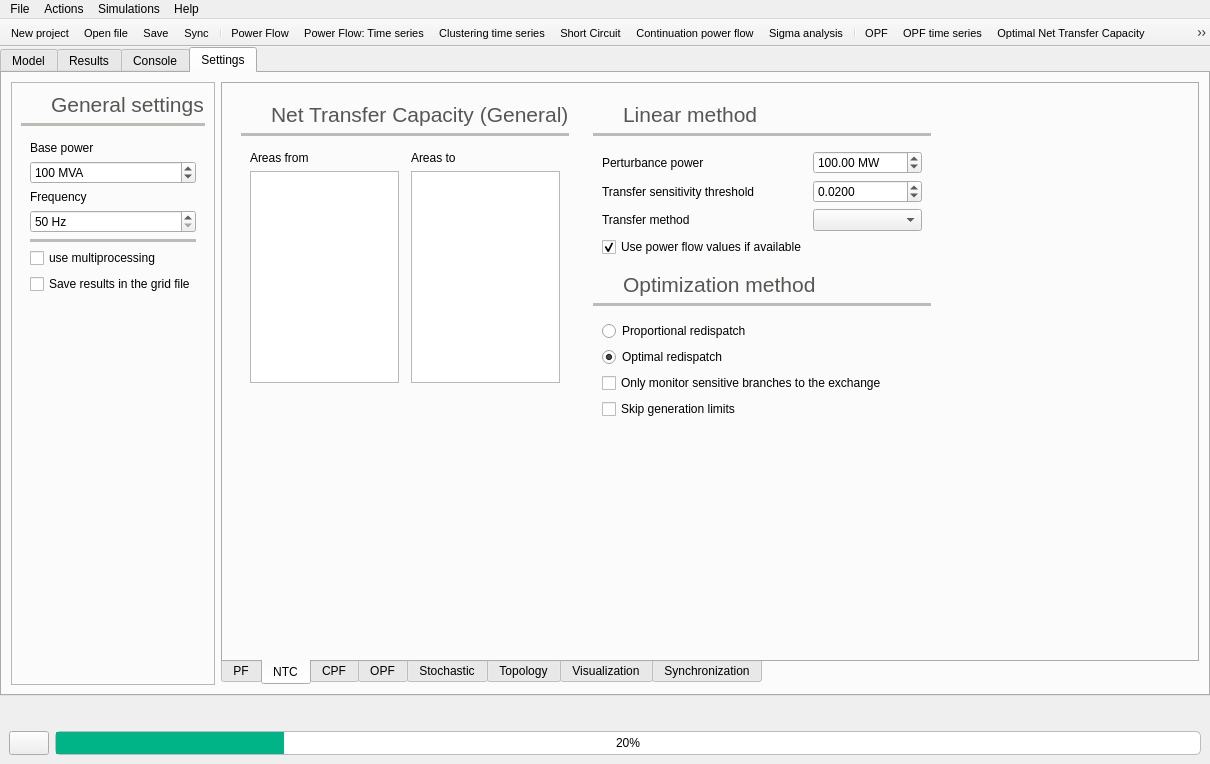
SanPen/GridCal, file src/GridCal/Gui/Main/MainWindow.ui: the form before one commit.
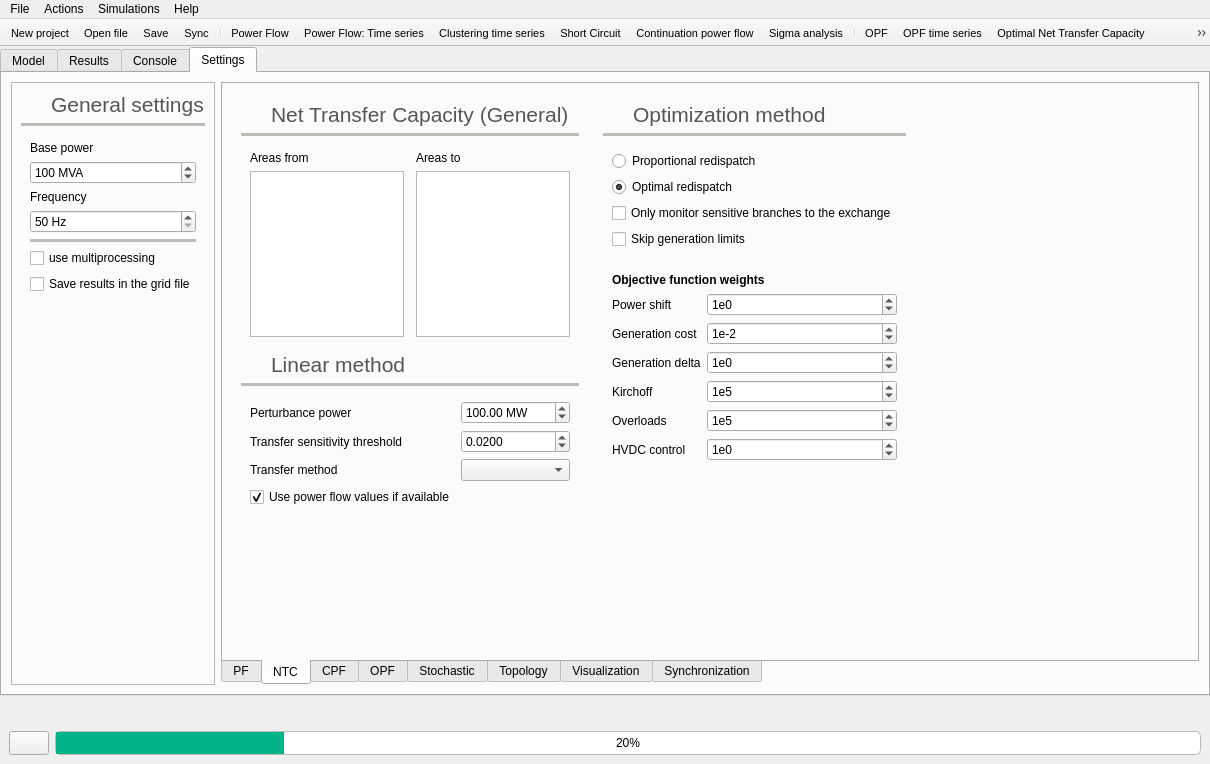
The form after the commit. The open tabs and pages were chosen to show the change. Icons and pictures are not drawn.

Commit message: Added NTC-OPF weights in the settings and the GUI

```diff
--- a/src/GridCal/Gui/Main/MainWindow.ui
+++ b/src/GridCal/Gui/Main/MainWindow.ui
@@ -3208,17 +3208,53 @@
               </property>
               <layout class="QGridLayout" name="gridLayout_13">
                <item row="5" column="1">
-                <spacer name="verticalSpacer_9">
-                 <property name="orientation">
-                  <enum>Qt::Vertical</enum>
+                <widget class="QLabel" name="label_61">
+                 <property name="palette">
+                  <palette>
+                   <active>
+                    <colorrole role="WindowText">
+                     <brush brushstyle="SolidPattern">
+                      <color alpha="255">
+                       <red>85</red>
+                       <green>87</green>
+                       <blue>83</blue>
+                      </color>
+                     </brush>
+                    </colorrole>
+                   </active>
+                   <inactive>
+                    <colorrole role="WindowText">
+                     <brush brushstyle="SolidPattern">
+                      <color alpha="255">
+                       <red>85</red>
+                       <green>87</green>
+                       <blue>83</blue>
+                      </color>
+                     </brush>
+                    </colorrole>
+                   </inactive>
+                   <disabled>
+                    <colorrole role="WindowText">
+                     <brush brushstyle="SolidPattern">
+                      <color alpha="255">
+                       <red>190</red>
+                       <green>190</green>
+                       <blue>190</blue>
+                      </color>
+                     </brush>
+                    </colorrole>
+                   </disabled>
+                  </palette>
                  </property>
-                 <property name="sizeHint" stdset="0">
-                  <size>
-                   <width>20</width>
-                   <height>150</height>
-                  </size>
+                 <property name="font">
+                  <font>
+                   <pointsize>16</pointsize>
+                  </font>
                  </property>
-                </spacer>
+                 <property name="text">
+                  <string>Linear method</string>
+                 </property>
+                </widget>
                </item>
                <item row="3" column="0" colspan="2">
                 <widget class="QFrame" name="frame_63">
@@ -3252,304 +3288,7 @@
                  </layout>
                 </widget>
                </item>
-               <item row="1" column="0">
-                <widget class="QLabel" name="label_92">
-                 <property name="minimumSize">
-                  <size>
-                   <width>24</width>
-                   <height>24</height>
-                  </size>
-                 </property>
-                 <property name="maximumSize">
-                  <size>
-                   <width>24</width>
-                   <height>24</height>
-                  </size>
-                 </property>
-                 <property name="text">
-                  <string/>
-                 </property>
-                 <property name="pixmap">
-                  <pixmap resource="icons.qrc">:/Icons/icons/ntc_opf.svg</pixmap>
-                 </property>
-                 <property name="scaledContents">
-                  <bool>true</bool>
-                 </property>
-                </widget>
-               </item>
-               <item row="1" column="1">
-                <widget class="QLabel" name="label_95">
-                 <property name="palette">
-                  <palette>
-                   <active>
-                    <colorrole role="WindowText">
-                     <brush brushstyle="SolidPattern">
-                      <color alpha="255">
-                       <red>85</red>
-                       <green>87</green>
-                       <blue>83</blue>
-                      </color>
-                     </brush>
-                    </colorrole>
-                   </active>
-                   <inactive>
-                    <colorrole role="WindowText">
-                     <brush brushstyle="SolidPattern">
-                      <color alpha="255">
-                       <red>85</red>
-                       <green>87</green>
-                       <blue>83</blue>
-                      </color>
-                     </brush>
-                    </colorrole>
-                   </inactive>
-                   <disabled>
-                    <colorrole role="WindowText">
-                     <brush brushstyle="SolidPattern">
-                      <color alpha="255">
-                       <red>190</red>
-                       <green>190</green>
-                       <blue>190</blue>
-                      </color>
-                     </brush>
-                    </colorrole>
-                   </disabled>
-                  </palette>
-                 </property>
-                 <property name="font">
-                  <font>
-                   <pointsize>16</pointsize>
-                  </font>
-                 </property>
-                 <property name="text">
-                  <string>Net Transfer Capacity (General)</string>
-                 </property>
-                </widget>
-               </item>
-               <item row="2" column="0" colspan="2">
-                <widget class="Line" name="line_26">
-                 <property name="palette">
-                  <palette>
-                   <active>
-                    <colorrole role="WindowText">
-                     <brush brushstyle="SolidPattern">
-                      <color alpha="255">
-                       <red>186</red>
-                       <green>189</green>
-                       <blue>182</blue>
-                      </color>
-                     </brush>
-                    </colorrole>
-                   </active>
-                   <inactive>
-                    <colorrole role="WindowText">
-                     <brush brushstyle="SolidPattern">
-                      <color alpha="255">
-                       <red>186</red>
-                       <green>189</green>
-                       <blue>182</blue>
-                      </color>
-                     </brush>
-                    </colorrole>
-                   </inactive>
-                   <disabled>
-                    <colorrole role="WindowText">
-                     <brush brushstyle="SolidPattern">
-                      <color alpha="255">
-                       <red>190</red>
-                       <green>190</green>
-                       <blue>190</blue>
-                      </color>
-                     </brush>
-                    </colorrole>
-                   </disabled>
-                  </palette>
-                 </property>
-                 <property name="frameShadow">
-                  <enum>QFrame::Plain</enum>
-                 </property>
-                 <property name="lineWidth">
-                  <number>4</number>
-                 </property>
-                 <property name="orientation">
-                  <enum>Qt::Horizontal</enum>
-                 </property>
-                </widget>
-               </item>
-              </layout>
-             </widget>
-            </item>
-            <item>
-             <widget class="QFrame" name="frame_65">
-              <property name="frameShape">
-               <enum>QFrame::NoFrame</enum>
-              </property>
-              <property name="frameShadow">
-               <enum>QFrame::Raised</enum>
-              </property>
-              <layout class="QGridLayout" name="gridLayout_15">
-               <item row="0" column="1" colspan="2">
-                <widget class="QLabel" name="label_61">
-                 <property name="palette">
-                  <palette>
-                   <active>
-                    <colorrole role="WindowText">
-                     <brush brushstyle="SolidPattern">
-                      <color alpha="255">
-                       <red>85</red>
-                       <green>87</green>
-                       <blue>83</blue>
-                      </color>
-                     </brush>
-                    </colorrole>
-                   </active>
-                   <inactive>
-                    <colorrole role="WindowText">
-                     <brush brushstyle="SolidPattern">
-                      <color alpha="255">
-                       <red>85</red>
-                       <green>87</green>
-                       <blue>83</blue>
-                      </color>
-                     </brush>
-                    </colorrole>
-                   </inactive>
-                   <disabled>
-                    <colorrole role="WindowText">
-                     <brush brushstyle="SolidPattern">
-                      <color alpha="255">
-                       <red>190</red>
-                       <green>190</green>
-                       <blue>190</blue>
-                      </color>
-                     </brush>
-                    </colorrole>
-                   </disabled>
-                  </palette>
-                 </property>
-                 <property name="font">
-                  <font>
-                   <pointsize>16</pointsize>
-                  </font>
-                 </property>
-                 <property name="text">
-                  <string>Linear method</string>
-                 </property>
-                </widget>
-               </item>
-               <item row="5" column="0" colspan="3">
-                <widget class="Line" name="line_27">
-                 <property name="palette">
-                  <palette>
-                   <active>
-                    <colorrole role="WindowText">
-                     <brush brushstyle="SolidPattern">
-                      <color alpha="255">
-                       <red>186</red>
-                       <green>189</green>
-                       <blue>182</blue>
-                      </color>
-                     </brush>
-                    </colorrole>
-                   </active>
-                   <inactive>
-                    <colorrole role="WindowText">
-                     <brush brushstyle="SolidPattern">
-                      <color alpha="255">
-                       <red>186</red>
-                       <green>189</green>
-                       <blue>182</blue>
-                      </color>
-                     </brush>
-                    </colorrole>
-                   </inactive>
-                   <disabled>
-                    <colorrole role="WindowText">
-                     <brush brushstyle="SolidPattern">
-                      <color alpha="255">
-                       <red>190</red>
-                       <green>190</green>
-                       <blue>190</blue>
-                      </color>
-                     </brush>
-                    </colorrole>
-                   </disabled>
-                  </palette>
-                 </property>
-                 <property name="frameShadow">
-                  <enum>QFrame::Plain</enum>
-                 </property>
-                 <property name="lineWidth">
-                  <number>4</number>
-                 </property>
-                 <property name="orientation">
-                  <enum>Qt::Horizontal</enum>
-                 </property>
-                </widget>
-               </item>
-               <item row="3" column="1" colspan="2">
-                <widget class="QLabel" name="label_96">
-                 <property name="palette">
-                  <palette>
-                   <active>
-                    <colorrole role="WindowText">
-                     <brush brushstyle="SolidPattern">
-                      <color alpha="255">
-                       <red>85</red>
-                       <green>87</green>
-                       <blue>83</blue>
-                      </color>
-                     </brush>
-                    </colorrole>
-                   </active>
-                   <inactive>
-                    <colorrole role="WindowText">
-                     <brush brushstyle="SolidPattern">
-                      <color alpha="255">
-                       <red>85</red>
-                       <green>87</green>
-                       <blue>83</blue>
-                      </color>
-                     </brush>
-                    </colorrole>
-                   </inactive>
-                   <disabled>
-                    <colorrole role="WindowText">
-                     <brush brushstyle="SolidPattern">
-                      <color alpha="255">
-                       <red>190</red>
-                       <green>190</green>
-                       <blue>190</blue>
-                      </color>
-                     </brush>
-                    </colorrole>
-                   </disabled>
-                  </palette>
-                 </property>
-                 <property name="font">
-                  <font>
-                   <pointsize>16</pointsize>
-                  </font>
-                 </property>
-                 <property name="text">
-                  <string>Optimization method</string>
-                 </property>
-                </widget>
-               </item>
-               <item row="7" column="2">
-                <spacer name="verticalSpacer_17">
-                 <property name="orientation">
-                  <enum>Qt::Vertical</enum>
-                 </property>
-                 <property name="sizeHint" stdset="0">
-                  <size>
-                   <width>20</width>
-                   <height>365</height>
-                  </size>
-                 </property>
-                </spacer>
-               </item>
-               <item row="2" column="0" colspan="3">
+               <item row="7" column="0" colspan="2">
                 <widget class="QFrame" name="frame_66">
                  <property name="frameShape">
                   <enum>QFrame::NoFrame</enum>
@@ -3627,17 +3366,17 @@
                  </layout>
                 </widget>
                </item>
-               <item row="1" column="0" colspan="3">
-                <widget class="Line" name="line_23">
+               <item row="1" column="1">
+                <widget class="QLabel" name="label_95">
                  <property name="palette">
                   <palette>
                    <active>
                     <colorrole role="WindowText">
                      <brush brushstyle="SolidPattern">
                       <color alpha="255">
-                       <red>186</red>
-                       <green>189</green>
-                       <blue>182</blue>
+                       <red>85</red>
+                       <green>87</green>
+                       <blue>83</blue>
                       </color>
                      </brush>
                     </colorrole>
@@ -3646,9 +3385,9 @@
                     <colorrole role="WindowText">
                      <brush brushstyle="SolidPattern">
                       <color alpha="255">
-                       <red>186</red>
-                       <green>189</green>
-                       <blue>182</blue>
+                       <red>85</red>
+                       <green>87</green>
+                       <blue>83</blue>
                       </color>
                      </brush>
                     </colorrole>
@@ -3666,43 +3405,17 @@
                    </disabled>
                   </palette>
                  </property>
-                 <property name="frameShadow">
-                  <enum>QFrame::Plain</enum>
-                 </property>
-                 <property name="lineWidth">
-                  <number>4</number>
-                 </property>
-                 <property name="orientation">
-                  <enum>Qt::Horizontal</enum>
-                 </property>
-                </widget>
-               </item>
-               <item row="3" column="0">
-                <widget class="QLabel" name="label_97">
-                 <property name="minimumSize">
-                  <size>
-                   <width>24</width>
-                   <height>24</height>
-                  </size>
-                 </property>
-                 <property name="maximumSize">
-                  <size>
-                   <width>24</width>
-                   <height>24</height>
-                  </size>
+                 <property name="font">
+                  <font>
+                   <pointsize>16</pointsize>
+                  </font>
                  </property>
                  <property name="text">
-                  <string/>
-                 </property>
-                 <property name="pixmap">
-                  <pixmap resource="icons.qrc">:/Icons/icons/ntc_opf.svg</pixmap>
-                 </property>
-                 <property name="scaledContents">
-                  <bool>true</bool>
+                  <string>Net Transfer Capacity (General)</string>
                  </property>
                 </widget>
                </item>
-               <item row="0" column="0">
+               <item row="5" column="0">
                 <widget class="QLabel" name="label_90">
                  <property name="minimumSize">
                   <size>
@@ -3727,6 +3440,156 @@
                  </property>
                 </widget>
                </item>
+               <item row="2" column="0" colspan="2">
+                <widget class="Line" name="line_26">
+                 <property name="palette">
+                  <palette>
+                   <active>
+                    <colorrole role="WindowText">
+                     <brush brushstyle="SolidPattern">
+                      <color alpha="255">
+                       <red>186</red>
+                       <green>189</green>
+                       <blue>182</blue>
+                      </color>
+                     </brush>
+                    </colorrole>
+                   </active>
+                   <inactive>
+                    <colorrole role="WindowText">
+                     <brush brushstyle="SolidPattern">
+                      <color alpha="255">
+                       <red>186</red>
+                       <green>189</green>
+                       <blue>182</blue>
+                      </color>
+                     </brush>
+                    </colorrole>
+                   </inactive>
+                   <disabled>
+                    <colorrole role="WindowText">
+                     <brush brushstyle="SolidPattern">
+                      <color alpha="255">
+                       <red>190</red>
+                       <green>190</green>
+                       <blue>190</blue>
+                      </color>
+                     </brush>
+                    </colorrole>
+                   </disabled>
+                  </palette>
+                 </property>
+                 <property name="frameShadow">
+                  <enum>QFrame::Plain</enum>
+                 </property>
+                 <property name="lineWidth">
+                  <number>4</number>
+                 </property>
+                 <property name="orientation">
+                  <enum>Qt::Horizontal</enum>
+                 </property>
+                </widget>
+               </item>
+               <item row="8" column="1">
+                <spacer name="verticalSpacer_9">
+                 <property name="orientation">
+                  <enum>Qt::Vertical</enum>
+                 </property>
+                 <property name="sizeHint" stdset="0">
+                  <size>
+                   <width>20</width>
+                   <height>150</height>
+                  </size>
+                 </property>
+                </spacer>
+               </item>
+               <item row="1" column="0">
+                <widget class="QLabel" name="label_92">
+                 <property name="minimumSize">
+                  <size>
+                   <width>24</width>
+                   <height>24</height>
+                  </size>
+                 </property>
+                 <property name="maximumSize">
+                  <size>
+                   <width>24</width>
+                   <height>24</height>
+                  </size>
+                 </property>
+                 <property name="text">
+                  <string/>
+                 </property>
+                 <property name="pixmap">
+                  <pixmap resource="icons.qrc">:/Icons/icons/ntc_opf.svg</pixmap>
+                 </property>
+                 <property name="scaledContents">
+                  <bool>true</bool>
+                 </property>
+                </widget>
+               </item>
+               <item row="6" column="0" colspan="2">
+                <widget class="Line" name="line_23">
+                 <property name="palette">
+                  <palette>
+                   <active>
+                    <colorrole role="WindowText">
+                     <brush brushstyle="SolidPattern">
+                      <color alpha="255">
+                       <red>186</red>
+                       <green>189</green>
+                       <blue>182</blue>
+                      </color>
+                     </brush>
+                    </colorrole>
+                   </active>
+                   <inactive>
+                    <colorrole role="WindowText">
+                     <brush brushstyle="SolidPattern">
+                      <color alpha="255">
+                       <red>186</red>
+                       <green>189</green>
+                       <blue>182</blue>
+                      </color>
+                     </brush>
+                    </colorrole>
+                   </inactive>
+                   <disabled>
+                    <colorrole role="WindowText">
+                     <brush brushstyle="SolidPattern">
+                      <color alpha="255">
+                       <red>190</red>
+                       <green>190</green>
+                       <blue>190</blue>
+                      </color>
+                     </brush>
+                    </colorrole>
+                   </disabled>
+                  </palette>
+                 </property>
+                 <property name="frameShadow">
+                  <enum>QFrame::Plain</enum>
+                 </property>
+                 <property name="lineWidth">
+                  <number>4</number>
+                 </property>
+                 <property name="orientation">
+                  <enum>Qt::Horizontal</enum>
+                 </property>
+                </widget>
+               </item>
+              </layout>
+             </widget>
+            </item>
+            <item>
+             <widget class="QFrame" name="frame_65">
+              <property name="frameShape">
+               <enum>QFrame::NoFrame</enum>
+              </property>
+              <property name="frameShadow">
+               <enum>QFrame::Raised</enum>
+              </property>
+              <layout class="QGridLayout" name="gridLayout_15">
                <item row="6" column="0" colspan="3">
                 <widget class="QFrame" name="frame_67">
                  <property name="frameShape">
@@ -3736,29 +3599,6 @@
                   <enum>QFrame::Raised</enum>
                  </property>
                  <layout class="QGridLayout" name="gridLayout_23">
-                  <item row="2" column="0">
-                   <widget class="QCheckBox" name="monitorOnlySensitiveBranchesCheckBox">
-                    <property name="toolTip">
-                     <string>&lt;html&gt;&lt;head/&gt;&lt;body&gt;&lt;p&gt;Overrides the monitor loading property of the branches.Then, only the branches whose sensitivity is greater than the threshold are monitored. Use the transfer sensitivity threshold value of the linear method.&lt;/p&gt;&lt;/body&gt;&lt;/html&gt;</string>
-                    </property>
-                    <property name="text">
-                     <string>Only monitor sensitive branches to the exchange</string>
-                    </property>
-                   </widget>
-                  </item>
-                  <item row="1" column="0">
-                   <widget class="QRadioButton" name="optimalRedispatchRadioButton">
-                    <property name="toolTip">
-                     <string>The generation is modified so that the transference is maximal.</string>
-                    </property>
-                    <property name="text">
-                     <string>Optimal redispatch</string>
-                    </property>
-                    <property name="checked">
-                     <bool>true</bool>
-                    </property>
-                   </widget>
-                  </item>
                   <item row="0" column="0">
                    <widget class="QRadioButton" name="proportionalRedispatchRadioButton">
                     <property name="toolTip">
@@ -3769,10 +3609,324 @@
                     </property>
                    </widget>
                   </item>
+                  <item row="1" column="0">
+                   <widget class="QRadioButton" name="optimalRedispatchRadioButton">
+                    <property name="toolTip">
+                     <string>The generation is modified so that the transference is maximal.</string>
+                    </property>
+                    <property name="text">
+                     <string>Optimal redispatch</string>
+                    </property>
+                    <property name="checked">
+                     <bool>true</bool>
+                    </property>
+                   </widget>
+                  </item>
                   <item row="3" column="0">
                    <widget class="QCheckBox" name="skipNtcGenerationLimitsCheckBox">
                     <property name="text">
                      <string>Skip generation limits</string>
+                    </property>
+                   </widget>
+                  </item>
+                  <item row="2" column="0">
+                   <widget class="QCheckBox" name="monitorOnlySensitiveBranchesCheckBox">
+                    <property name="toolTip">
+                     <string>&lt;html&gt;&lt;head/&gt;&lt;body&gt;&lt;p&gt;Overrides the monitor loading property of the branches.Then, only the branches whose sensitivity is greater than the threshold are monitored. Use the transfer sensitivity threshold value of the linear method.&lt;/p&gt;&lt;/body&gt;&lt;/html&gt;</string>
+                    </property>
+                    <property name="text">
+                     <string>Only monitor sensitive branches to the exchange</string>
+                    </property>
+                   </widget>
+                  </item>
+                 </layout>
+                </widget>
+               </item>
+               <item row="3" column="0">
+                <widget class="QLabel" name="label_97">
+                 <property name="minimumSize">
+                  <size>
+                   <width>24</width>
+                   <height>24</height>
+                  </size>
+                 </property>
+                 <property name="maximumSize">
+                  <size>
+                   <width>24</width>
+                   <height>24</height>
+                  </size>
+                 </property>
+                 <property name="text">
+                  <string/>
+                 </property>
+                 <property name="pixmap">
+                  <pixmap resource="icons.qrc">:/Icons/icons/ntc_opf.svg</pixmap>
+                 </property>
+                 <property name="scaledContents">
+                  <bool>true</bool>
+                 </property>
+                </widget>
+               </item>
+               <item row="5" column="0" colspan="3">
+                <widget class="Line" name="line_27">
+                 <property name="palette">
+                  <palette>
+                   <active>
+                    <colorrole role="WindowText">
+                     <brush brushstyle="SolidPattern">
+                      <color alpha="255">
+                       <red>186</red>
+                       <green>189</green>
+                       <blue>182</blue>
+                      </color>
+                     </brush>
+                    </colorrole>
+                   </active>
+                   <inactive>
+                    <colorrole role="WindowText">
+                     <brush brushstyle="SolidPattern">
+                      <color alpha="255">
+                       <red>186</red>
+                       <green>189</green>
+                       <blue>182</blue>
+                      </color>
+                     </brush>
+                    </colorrole>
+                   </inactive>
+                   <disabled>
+                    <colorrole role="WindowText">
+                     <brush brushstyle="SolidPattern">
+                      <color alpha="255">
+                       <red>190</red>
+                       <green>190</green>
+                       <blue>190</blue>
+                      </color>
+                     </brush>
+                    </colorrole>
+                   </disabled>
+                  </palette>
+                 </property>
+                 <property name="frameShadow">
+                  <enum>QFrame::Plain</enum>
+                 </property>
+                 <property name="lineWidth">
+                  <number>4</number>
+                 </property>
+                 <property name="orientation">
+                  <enum>Qt::Horizontal</enum>
+                 </property>
+                </widget>
+               </item>
+               <item row="3" column="1" colspan="2">
+                <widget class="QLabel" name="label_96">
+                 <property name="palette">
+                  <palette>
+                   <active>
+                    <colorrole role="WindowText">
+                     <brush brushstyle="SolidPattern">
+                      <color alpha="255">
+                       <red>85</red>
+                       <green>87</green>
+                       <blue>83</blue>
+                      </color>
+                     </brush>
+                    </colorrole>
+                   </active>
+                   <inactive>
+                    <colorrole role="WindowText">
+                     <brush brushstyle="SolidPattern">
+                      <color alpha="255">
+                       <red>85</red>
+                       <green>87</green>
+                       <blue>83</blue>
+                      </color>
+                     </brush>
+                    </colorrole>
+                   </inactive>
+                   <disabled>
+                    <colorrole role="WindowText">
+                     <brush brushstyle="SolidPattern">
+                      <color alpha="255">
+                       <red>190</red>
+                       <green>190</green>
+                       <blue>190</blue>
+                      </color>
+                     </brush>
+                    </colorrole>
+                   </disabled>
+                  </palette>
+                 </property>
+                 <property name="font">
+                  <font>
+                   <pointsize>16</pointsize>
+                  </font>
+                 </property>
+                 <property name="text">
+                  <string>Optimization method</string>
+                 </property>
+                </widget>
+               </item>
+               <item row="9" column="2">
+                <spacer name="verticalSpacer_17">
+                 <property name="orientation">
+                  <enum>Qt::Vertical</enum>
+                 </property>
+                 <property name="sizeHint" stdset="0">
+                  <size>
+                   <width>20</width>
+                   <height>365</height>
+                  </size>
+                 </property>
+                </spacer>
+               </item>
+               <item row="7" column="0" colspan="3">
+                <widget class="QFrame" name="frame_68">
+                 <property name="frameShape">
+                  <enum>QFrame::NoFrame</enum>
+                 </property>
+                 <property name="frameShadow">
+                  <enum>QFrame::Raised</enum>
+                 </property>
+                 <layout class="QFormLayout" name="formLayout">
+                  <item row="0" column="0" colspan="2">
+                   <widget class="QLabel" name="label_102">
+                    <property name="font">
+                     <font>
+                      <weight>75</weight>
+                      <bold>true</bold>
+                     </font>
+                    </property>
+                    <property name="text">
+                     <string>Objective function weights</string>
+                    </property>
+                   </widget>
+                  </item>
+                  <item row="1" column="0">
+                   <widget class="QLabel" name="label_26">
+                    <property name="text">
+                     <string>Power shift</string>
+                    </property>
+                   </widget>
+                  </item>
+                  <item row="1" column="1">
+                   <widget class="QSpinBox" name="weightPowerShiftSpinBox">
+                    <property name="suffix">
+                     <string/>
+                    </property>
+                    <property name="prefix">
+                     <string>1e</string>
+                    </property>
+                    <property name="minimum">
+                     <number>-99</number>
+                    </property>
+                   </widget>
+                  </item>
+                  <item row="2" column="0">
+                   <widget class="QLabel" name="label_40">
+                    <property name="text">
+                     <string>Generation cost</string>
+                    </property>
+                   </widget>
+                  </item>
+                  <item row="2" column="1">
+                   <widget class="QSpinBox" name="weightGenCostSpinBox">
+                    <property name="suffix">
+                     <string/>
+                    </property>
+                    <property name="prefix">
+                     <string>1e</string>
+                    </property>
+                    <property name="minimum">
+                     <number>-99</number>
+                    </property>
+                    <property name="value">
+                     <number>-2</number>
+                    </property>
+                   </widget>
+                  </item>
+                  <item row="4" column="0">
+                   <widget class="QLabel" name="label_44">
+                    <property name="text">
+                     <string>Kirchoff</string>
+                    </property>
+                   </widget>
+                  </item>
+                  <item row="4" column="1">
+                   <widget class="QSpinBox" name="weightsKirchoffSpinBox">
+                    <property name="suffix">
+                     <string/>
+                    </property>
+                    <property name="prefix">
+                     <string>1e</string>
+                    </property>
+                    <property name="minimum">
+                     <number>-99</number>
+                    </property>
+                    <property name="value">
+                     <number>5</number>
+                    </property>
+                   </widget>
+                  </item>
+                  <item row="5" column="0">
+                   <widget class="QLabel" name="label_98">
+                    <property name="text">
+                     <string>Overloads</string>
+                    </property>
+                   </widget>
+                  </item>
+                  <item row="5" column="1">
+                   <widget class="QSpinBox" name="weightsOverloadsSpinBox">
+                    <property name="suffix">
+                     <string/>
+                    </property>
+                    <property name="prefix">
+                     <string>1e</string>
+                    </property>
+                    <property name="minimum">
+                     <number>-99</number>
+                    </property>
+                    <property name="value">
+                     <number>5</number>
+                    </property>
+                   </widget>
+                  </item>
+                  <item row="3" column="0">
+                   <widget class="QLabel" name="label_99">
+                    <property name="text">
+                     <string>Generation delta</string>
+                    </property>
+                   </widget>
+                  </item>
+                  <item row="3" column="1">
+                   <widget class="QSpinBox" name="weightGenDeltaSpinBox">
+                    <property name="suffix">
+                     <string/>
+                    </property>
+                    <property name="prefix">
+                     <string>1e</string>
+                    </property>
+                    <property name="minimum">
+                     <number>-99</number>
+                    </property>
+                   </widget>
+                  </item>
+                  <item row="6" column="0">
+                   <widget class="QLabel" name="label_100">
+                    <property name="text">
+                     <string>HVDC control</string>
+                    </property>
+                   </widget>
+                  </item>
+                  <item row="6" column="1">
+                   <widget class="QSpinBox" name="weightsHVDCControlSpinBox">
+                    <property name="suffix">
+                     <string/>
+                    </property>
+                    <property name="prefix">
+                     <string>1e</string>
+                    </property>
+                    <property name="minimum">
+                     <number>-99</number>
                     </property>
                    </widget>
                   </item>
```
The commit also changes 6 other files.
